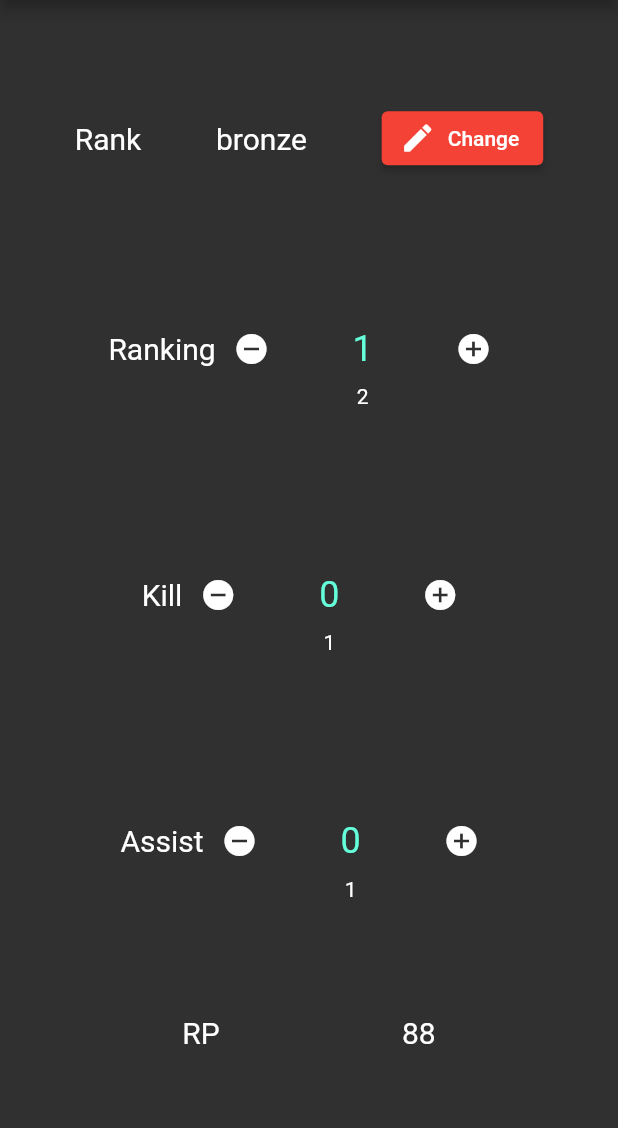
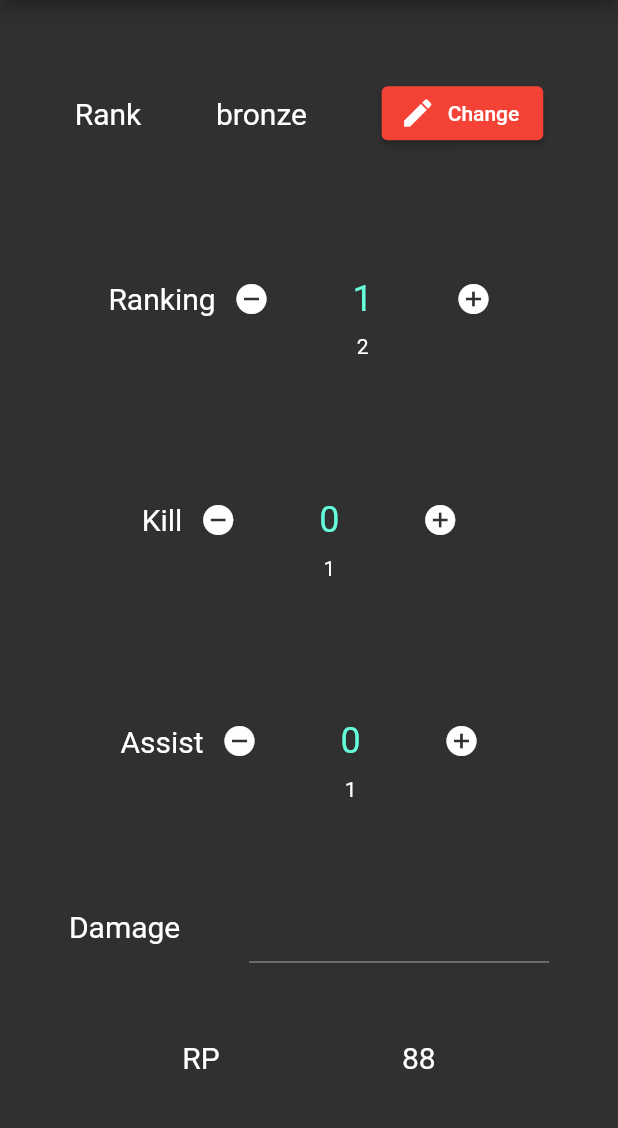
Before and after one commit to rayrain00/Apex-Legends-RP-counter, a Flutter app: the screen it shows after launch, on a phone screen of 412 x 824 dp, the part 84-1212 px from its top. Run offline on Flutter 3.47's test engine with Material 2 defaults, Android fonts, the phone set to English and light mode, and no system bars; drawn by our look-alikes of numberpicker; missing offline and left inert: flutter_picker.

Commit message:
add: damage

```diff
--- a/lib/main.dart
+++ b/lib/main.dart
@@ -1,6 +1,7 @@
 import 'dart:math';
 
 import 'package:flutter/material.dart';
+import 'package:flutter/services.dart';
 import 'package:flutter_picker/flutter_picker.dart';
 import 'package:numberpicker/numberpicker.dart';
 
@@ -22,7 +23,10 @@ class MyApp extends StatelessWidget {
         primarySwatch: Colors.red,
         primaryColor: Colors.red,
       ),
-      home: MyHomePage(),
+      home: GestureDetector(
+        onTap: () => FocusScope.of(context).requestFocus(FocusNode()),
+        child: MyHomePage(),
+      ),
     );
   }
 }
@@ -187,6 +191,25 @@ class _MyHomePageState extends State<MyHomePage> {
               mainAxisAlignment: MainAxisAlignment.spaceEvenly,
               children: [
                 const Text(
+                  'Damage',
+                  style: TextStyle(fontSize: 20),
+                ),
+                SizedBox(
+                  width: 200,
+                  child: TextField(
+                    keyboardType: TextInputType.number,
+                    inputFormatters: <TextInputFormatter>[
+                      FilteringTextInputFormatter.digitsOnly,
+                    ],
+                    onChanged: (value) { setState(() { damage = int.parse(value); }); }
+                  ),
+                ),
+              ],
+            ),
+            Row(
+              mainAxisAlignment: MainAxisAlignment.spaceEvenly,
+              children: [
+                const Text(
                   'RP',
                   style: TextStyle(fontSize: 20),
                 ),
```
